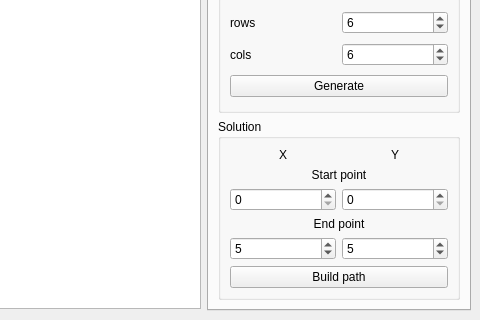
First picture: the form in src/source/view/mainwindow.ui, repository Oleg-Sl/A1_Maze, before the edit; both pictures show x 313 to 793 and y 205 to 525 of the 793 by 525 pixel window.
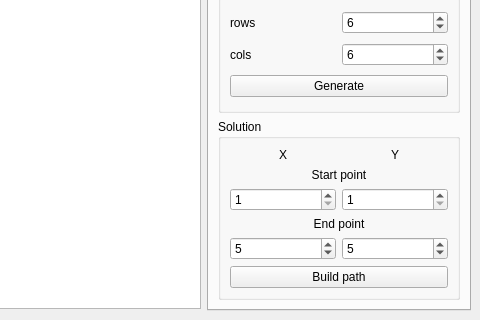
Second picture: the form after the edit.

Patch:
```diff
--- a/src/source/view/mainwindow.ui
+++ b/src/source/view/mainwindow.ui
@@ -165,10 +165,18 @@
               </widget>
              </item>
              <item row="3" column="1">
-              <widget class="QSpinBox" name="spin_start_y"/>
+              <widget class="QSpinBox" name="spin_start_y">
+               <property name="minimum">
+                <number>1</number>
+               </property>
+              </widget>
              </item>
              <item row="3" column="0">
-              <widget class="QSpinBox" name="spin_start_x"/>
+              <widget class="QSpinBox" name="spin_start_x">
+               <property name="minimum">
+                <number>1</number>
+               </property>
+              </widget>
              </item>
              <item row="0" column="1">
               <widget class="QLabel" name="label_y">
```
Left out of the diff: 6 changed lines with no effect on the pictures.
